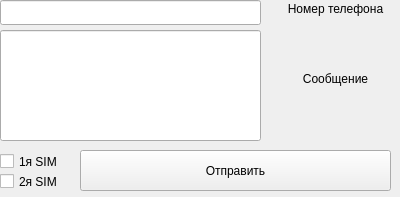
Above: smsform.ui from andrusha10t500/InfoPhone before the change. Below: the same form after it.
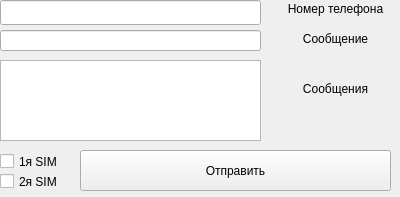
That is the form after the change.

What changed in the file:
```diff
--- a/smsform.ui
+++ b/smsform.ui
@@ -52,7 +52,7 @@
    <property name="geometry">
     <rect>
      <x>270</x>
-     <y>70</y>
+     <y>30</y>
      <width>131</width>
      <height>17</height>
     </rect>
@@ -118,8 +118,48 @@
      <x>0</x>
      <y>30</y>
      <width>261</width>
-     <height>111</height>
+     <height>21</height>
     </rect>
+   </property>
+   <property name="font">
+    <font>
+     <italic>true</italic>
+    </font>
+   </property>
+   <property name="inputMethodHints">
+    <set>Qt::ImhMultiLine</set>
+   </property>
+   <property name="alignment">
+    <set>Qt::AlignLeading|Qt::AlignLeft|Qt::AlignTop</set>
+   </property>
+  </widget>
+  <widget class="QTableView" name="tableView">
+   <property name="geometry">
+    <rect>
+     <x>0</x>
+     <y>60</y>
+     <width>261</width>
+     <height>81</height>
+    </rect>
+   </property>
+  </widget>
+  <widget class="QLabel" name="label_3">
+   <property name="geometry">
+    <rect>
+     <x>270</x>
+     <y>80</y>
+     <width>131</width>
+     <height>17</height>
+    </rect>
+   </property>
+   <property name="text">
+    <string>Сообщения</string>
+   </property>
+   <property name="alignment">
+    <set>Qt::AlignCenter</set>
+   </property>
+   <property name="wordWrap">
+    <bool>false</bool>
    </property>
   </widget>
  </widget>
```
